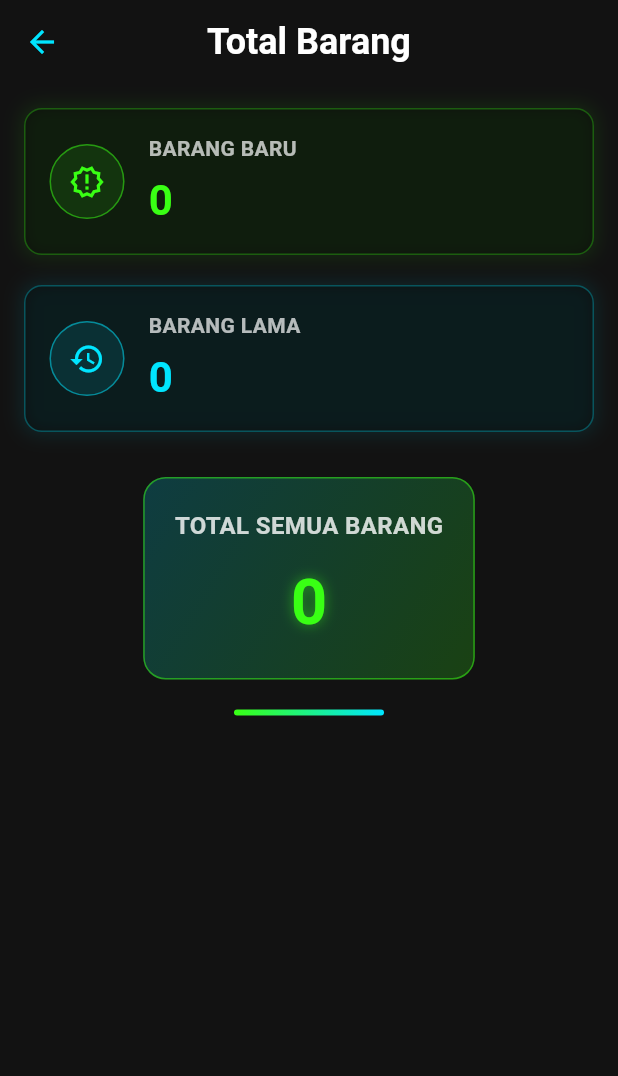
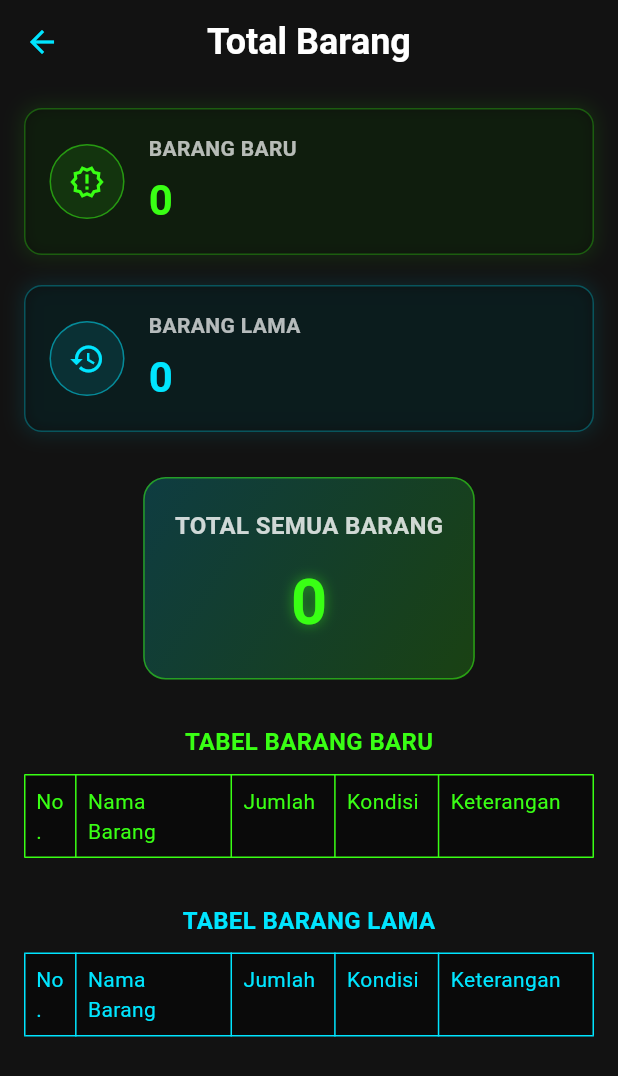
Before and after one commit to comatsu91/my_flutter, a Flutter app: the TotalBarangPage screen opened directly, on a phone screen of 412 x 824 dp. Shown: the top 1076 px of the screen. Run offline on Flutter 3.47's test engine with Material 3 defaults, Android fonts, the phone set to English and light mode, and no system bars.

Commit message:
penggabungan total barang

```diff
--- a/lib/providers/barang_provider.dart
+++ b/lib/providers/barang_provider.dart
@@ -4,13 +4,21 @@ class BarangProvider with ChangeNotifier {
   int totalBarangBaru = 0;
   int totalBarangLama = 0;
 
-  void updateBarangBaru(int total) {
+  List<Map<String, String>> _dataBarangBaru = [];
+  List<Map<String, String>> _dataBarangLama = [];
+
+  List<Map<String, String>> get dataBarangBaru => _dataBarangBaru;
+  List<Map<String, String>> get dataBarangLama => _dataBarangLama;
+
+  void updateBarangBaru(int total, List<Map<String, String>> data) {
     totalBarangBaru = total;
+    _dataBarangBaru = data;
     notifyListeners();
   }
 
-  void updateBarangLama(int total) {
+  void updateBarangLama(int total, List<Map<String, String>> data) {
     totalBarangLama = total;
+    _dataBarangLama = data;
     notifyListeners();
   }
 
--- a/lib/total_barang_page.dart
+++ b/lib/total_barang_page.dart
@@ -7,7 +7,6 @@ class TotalBarangPage extends StatelessWidget {
   Widget build(BuildContext context) {
     final barangProvider = Provider.of<BarangProvider>(context);
 
-    // Define our color scheme
     const neonGreen = Color(0xFF39FF14);
     const neonBlue = Color(0xFF00E5FF);
     const darkBackground = Color(0xFF121212);
@@ -32,7 +31,6 @@ class TotalBarangPage extends StatelessWidget {
         padding: const EdgeInsets.all(16.0),
         child: Column(
           children: [
-            // Barang Baru Card
             _buildStatCard(
               context,
               title: 'Barang Baru',
@@ -40,10 +38,7 @@ class TotalBarangPage extends StatelessWidget {
               color: neonGreen,
               icon: Icons.new_releases_outlined,
             ),
-
             const SizedBox(height: 20),
-
-            // Barang Lama Card
             _buildStatCard(
               context,
               title: 'Barang Lama',
@@ -51,10 +46,7 @@ class TotalBarangPage extends StatelessWidget {
               color: neonBlue,
               icon: Icons.history_outlined,
             ),
-
             const SizedBox(height: 30),
-
-            // Total Semua Barang
             Container(
               padding: const EdgeInsets.all(20),
               decoration: BoxDecoration(
@@ -97,16 +89,34 @@ class TotalBarangPage extends StatelessWidget {
                 ],
               ),
             ),
-
-            const SizedBox(height: 20),
-
-            // Additional decorative element
-            Container(
-              height: 4,
-              width: 100,
-              decoration: BoxDecoration(
-                gradient: LinearGradient(colors: [neonGreen, neonBlue]),
-                borderRadius: BorderRadius.circular(2),
+            const SizedBox(height: 30),
+            Expanded(
+              child: SingleChildScrollView(
+                child: Column(
+                  children: [
+                    Text(
+                      'TABEL BARANG BARU',
+                      style: TextStyle(
+                        color: neonGreen,
+                        fontWeight: FontWeight.bold,
+                        fontSize: 16,
+                      ),
+                    ),
+                    const SizedBox(height: 10),
+                    _buildDataTable(barangProvider.dataBarangBaru, neonGreen),
+                    const SizedBox(height: 30),
+                    Text(
+                      'TABEL BARANG LAMA',
+                      style: TextStyle(
+                        color: neonBlue,
+                        fontWeight: FontWeight.bold,
+                        fontSize: 16,
+                      ),
+                    ),
+                    const SizedBox(height: 10),
+                    _buildDataTable(barangProvider.dataBarangLama, neonBlue),
+                  ],
+                ),
               ),
             ),
           ],
@@ -176,4 +186,47 @@ class TotalBarangPage extends StatelessWidget {
       ),
     );
   }
+
+  Widget _buildDataTable(List<Map<String, String>> dataList, Color textColor) {
+    return Table(
+      border: TableBorder.all(color: textColor),
+      columnWidths: const {
+        0: FlexColumnWidth(1),
+        1: FlexColumnWidth(3),
+        2: FlexColumnWidth(2),
+        3: FlexColumnWidth(2),
+        4: FlexColumnWidth(3),
+      },
+      children: [
+        TableRow(
+          decoration: BoxDecoration(color: Colors.black45),
+          children: [
+            _buildCell('No.', textColor),
+            _buildCell('Nama Barang', textColor),
+            _buildCell('Jumlah', textColor),
+            _buildCell('Kondisi', textColor),
+            _buildCell('Keterangan', textColor),
+          ],
+        ),
+        ...dataList.map(
+          (item) => TableRow(
+            children: [
+              _buildCell(item['no'] ?? '', textColor),
+              _buildCell(item['nama'] ?? '', textColor),
+              _buildCell(item['jumlah'] ?? '', textColor),
+              _buildCell(item['kondisi'] ?? '', textColor),
+              _buildCell(item['keterangan'] ?? '', textColor),
+            ],
+          ),
+        ),
+      ],
+    );
+  }
+
+  Widget _buildCell(String text, Color color) {
+    return Padding(
+      padding: const EdgeInsets.all(8.0),
+      child: Text(text, style: TextStyle(color: color, fontSize: 14)),
+    );
+  }
 }
```
Also changed, not shown: lib/data_barang_baru_page.dart (+18 -10 lines), lib/data_barang_lama_page.dart (+18 -10 lines).
